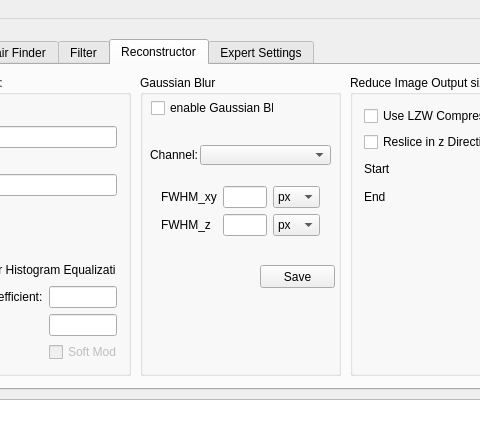
First picture: the form in sdmixer.ui, repository gtadeus/sdmixer2, before the edit; both pictures show x 102 to 582 and y 0 to 436 of the 810 by 561 pixel window.
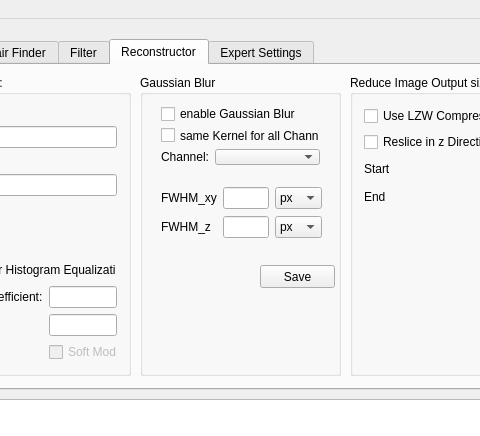
Second picture: the form after the edit. The open tabs and pages were chosen to show the change.

Commit message: GUI Update fishing enabled convolution channel per filter file

The edit to the form file:
```diff
--- a/sdmixer.ui
+++ b/sdmixer.ui
@@ -941,26 +941,13 @@
       <property name="title">
        <string>Gaussian Blur</string>
       </property>
-      <widget class="QCheckBox" name="checkBox_runConvolution">
-       <property name="geometry">
-        <rect>
-         <x>11</x>
-         <y>24</y>
-         <width>123</width>
-         <height>18</height>
-        </rect>
-       </property>
-       <property name="text">
-        <string>enable Gaussian Blur</string>
-       </property>
-      </widget>
-      <widget class="QWidget" name="">
+      <widget class="QWidget" name="layoutWidget">
        <property name="geometry">
         <rect>
          <x>10</x>
          <y>100</y>
-         <width>181</width>
-         <height>74</height>
+         <width>183</width>
+         <height>77</height>
         </rect>
        </property>
        <layout class="QGridLayout" name="gridLayout_5">
@@ -1014,30 +1001,7 @@
         </item>
        </layout>
       </widget>
-      <widget class="QComboBox" name="comboBox_ConvolutionChannel">
-       <property name="geometry">
-        <rect>
-         <x>60</x>
-         <y>70</y>
-         <width>131</width>
-         <height>20</height>
-        </rect>
-       </property>
-      </widget>
-      <widget class="QLabel" name="label_24">
-       <property name="geometry">
-        <rect>
-         <x>10</x>
-         <y>70</y>
-         <width>49</width>
-         <height>20</height>
-        </rect>
-       </property>
-       <property name="text">
-        <string>Channel:</string>
-       </property>
-      </widget>
-      <widget class="QPushButton" name="pushButton">
+      <widget class="QPushButton" name="pushButton_saveChannel">
        <property name="geometry">
         <rect>
          <x>120</x>
@@ -1050,13 +1014,42 @@
         <string>Save</string>
        </property>
       </widget>
-      <zorder>checkBox_runConvolution</zorder>
-      <zorder>label_11</zorder>
-      <zorder></zorder>
-      <zorder>comboBox_ConvolutionChannel</zorder>
-      <zorder>label_24</zorder>
-      <zorder>groupBox_6</zorder>
-      <zorder>pushButton</zorder>
+      <widget class="QWidget" name="">
+       <property name="geometry">
+        <rect>
+         <x>10</x>
+         <y>20</y>
+         <width>181</width>
+         <height>81</height>
+        </rect>
+       </property>
+       <layout class="QFormLayout" name="formLayout_4">
+        <item row="0" column="0" colspan="2">
+         <widget class="QCheckBox" name="checkBox_runConvolution">
+          <property name="text">
+           <string>enable Gaussian Blur</string>
+          </property>
+         </widget>
+        </item>
+        <item row="1" column="0" colspan="2">
+         <widget class="QCheckBox" name="checkBox_sameKernel">
+          <property name="text">
+           <string>same Kernel for all Channels</string>
+          </property>
+         </widget>
+        </item>
+        <item row="2" column="0">
+         <widget class="QLabel" name="label_24">
+          <property name="text">
+           <string>Channel:</string>
+          </property>
+         </widget>
+        </item>
+        <item row="2" column="1">
+         <widget class="QComboBox" name="comboBox_ConvolutionChannel"/>
+        </item>
+       </layout>
+      </widget>
      </widget>
      <widget class="QGroupBox" name="groupBox_6">
       <property name="geometry">
```
Left out of the diff: 206 changed lines with no effect on the pictures. The commit also changes 11 other files.
